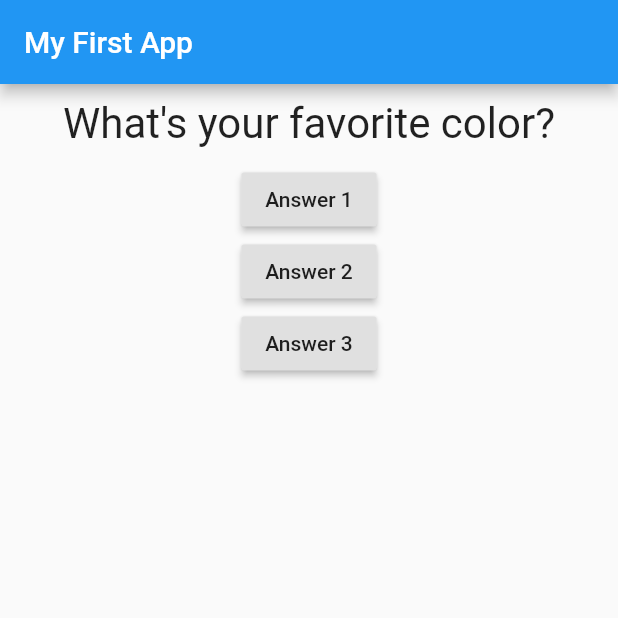
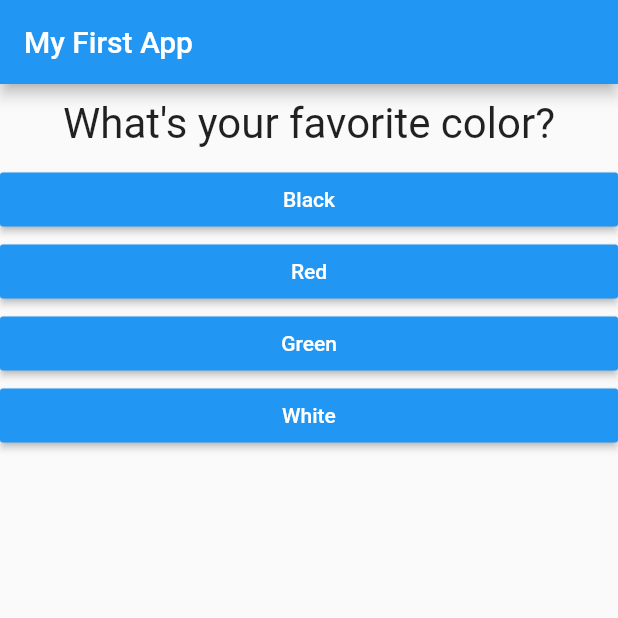
Before and after one commit to binoytv9/flutter-learning, a Flutter app: the screen it shows after launch, on a phone screen of 412 x 824 dp, the top half of it. Run offline on Flutter 3.47's test engine with Material 2 defaults, Android fonts, the phone set to English and light mode, and no system bars.

Commit message:
answer widget and map

```diff
--- /dev/null
+++ b/flutter_complete_guide/lib/answer.dart
@@ -0,0 +1,21 @@
+import 'package:flutter/material.dart';
+
+class Answer extends StatelessWidget {
+  final Function selectHandler;
+  final String answerText;
+
+  Answer(this.selectHandler, this.answerText);
+
+  @override
+  Widget build(BuildContext context) {
+    return Container(
+      width: double.infinity,
+      child: RaisedButton(
+        textColor: Colors.white,
+        color: Colors.blue,
+        child: Text(answerText),
+        onPressed: selectHandler,
+      ),
+    );
+  }
+}
--- a/flutter_complete_guide/lib/main.dart
+++ b/flutter_complete_guide/lib/main.dart
@@ -1,5 +1,6 @@
 import 'package:flutter/material.dart';
 import './question.dart';
+import './answer.dart';
 
 void main() => runApp(MyApp());
 
@@ -12,8 +13,18 @@
 
 class _MyAppState extends State<MyApp> {
   var _questions = [
-    'What\'s your favorite color?',
-    'What\'s your favorite animal?',
+    {
+      'questionText': 'What\'s your favorite color?',
+      'answers': ['Black', 'Red', 'Green', 'White'],
+    },
+    {
+      'questionText': 'What\'s your favorite animal?',
+      'answers': ['Rabbit', 'Snake', 'Elephant', 'Lion'],
+    },
+    {
+      'questionText': 'What\'s your favorite instructor?',
+      'answers': ['Max', 'Mad', 'Mak', 'Man'],
+    },
   ];
   var _questionIndex = 0;
 
@@ -34,23 +45,12 @@
         body: Column(
           children: [
             Question(
-              _questions[_questionIndex],
+              _questions[_questionIndex]['questionText'],
             ),
-            RaisedButton(
-              child: Text('Answer 1'),
-              onPressed: _answerQuestion,
-            ),
-            RaisedButton(
-              child: Text('Answer 2'),
-              onPressed: () => print('Answer 2 chosen!'),
-            ),
-            RaisedButton(
-              child: Text('Answer 3'),
-              onPressed: () {
-                //
-                print('Answer 3 chosen!');
-              },
-            ),
+            ...(_questions[_questionIndex]['answers'] as List<String>)
+                .map((answer) {
+              return Answer(_answerQuestion, answer);
+            }).toList(),
           ],
         ),
       ),
```
